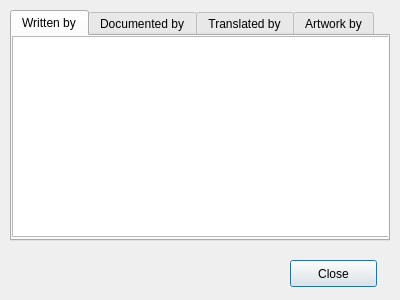
Above: src/windows/ui/credits.ui from OpenShot/openshot-qt before the change. Below: the same form after it.
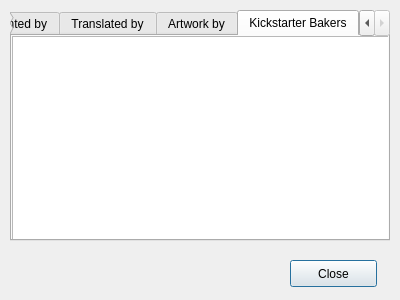
That is the form after the change. The open tabs and pages were chosen to show the change. Icons and pictures are not drawn.

Commit message: Added a new tab in Credits Screen (about Kickstarter Backers) and few modifications on two others dialogs.

The edit to the form file:
```diff
--- a/src/windows/ui/credits.ui
+++ b/src/windows/ui/credits.ui
@@ -92,6 +92,21 @@
      </property>
     </widget>
    </widget>
+   <widget class="QWidget" name="tabkickstarter">
+    <attribute name="title">
+     <string>Kickstarter Bakers</string>
+    </attribute>
+    <widget class="QListView" name="listView">
+     <property name="geometry">
+      <rect>
+       <x>0</x>
+       <y>0</y>
+       <width>381</width>
+       <height>211</height>
+      </rect>
+     </property>
+    </widget>
+   </widget>
   </widget>
   <widget class="QPushButton" name="btnclose">
    <property name="geometry">
```
Left out of the diff: 2 changed lines with no effect on the pictures. The commit also changes 2 other files.
